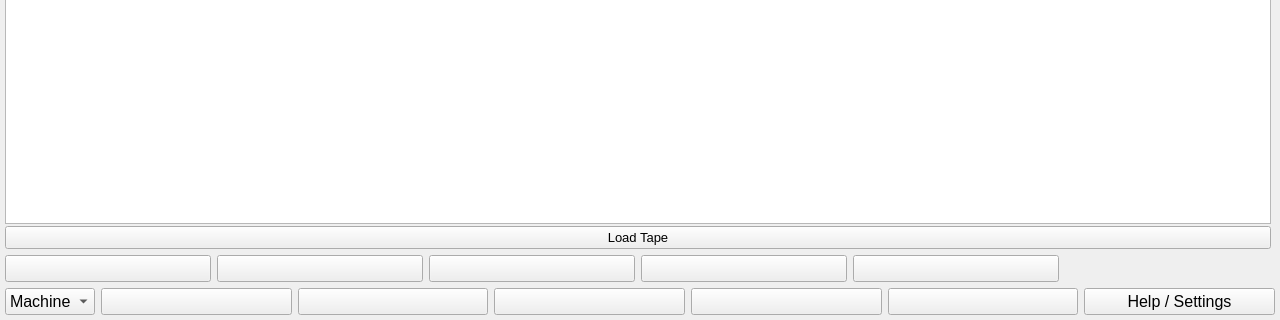
This is Qt/TuringsMachineSimulator/usermachines.ui in fabioalves98/TuringsMachineGenerator as Qt 5 draws it before an edit; both pictures show x 0 to 1280 and y 400 to 720 of the 1280 by 720 pixel window. The edited form follows.
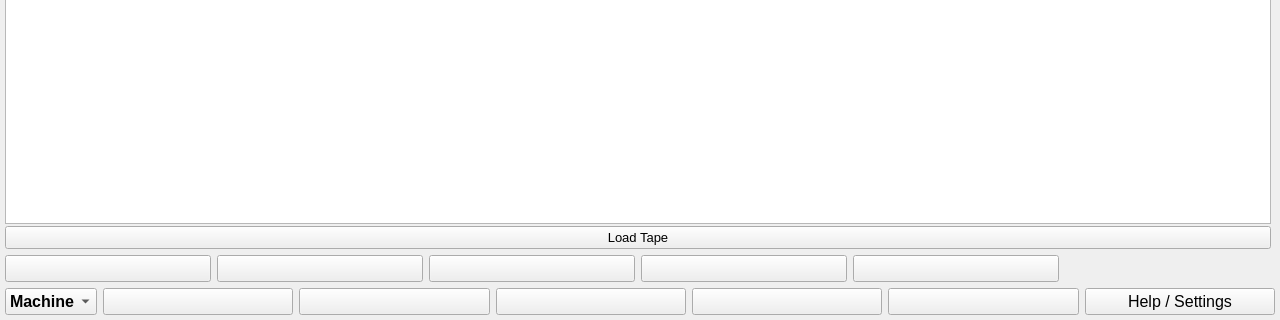
This is the edited form.

```diff
--- a/Qt/TuringsMachineSimulator/usermachines.ui
+++ b/Qt/TuringsMachineSimulator/usermachines.ui
@@ -351,13 +351,15 @@
        <widget class="QComboBox" name="buttonSelect">
         <property name="maximumSize">
          <size>
-          <width>90</width>
+          <width>92</width>
           <height>16777215</height>
          </size>
         </property>
         <property name="font">
          <font>
           <pointsize>12</pointsize>
+          <weight>75</weight>
+          <bold>true</bold>
          </font>
         </property>
         <item>
```
